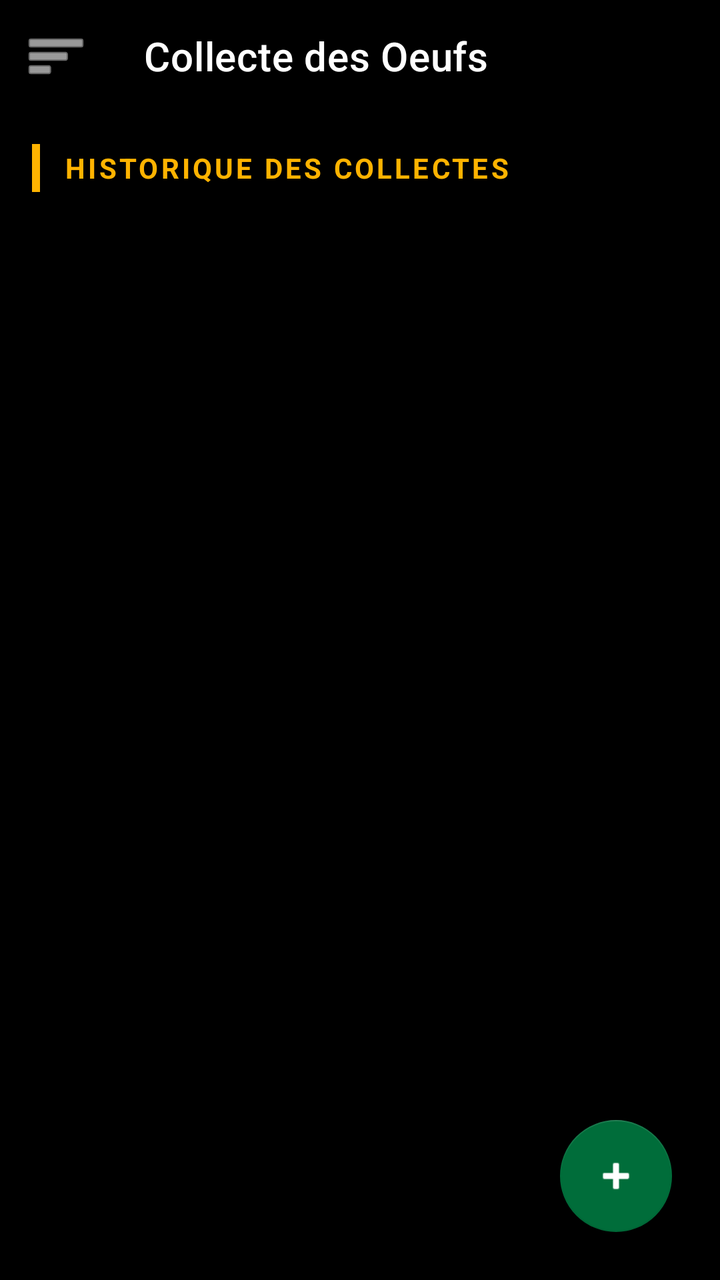
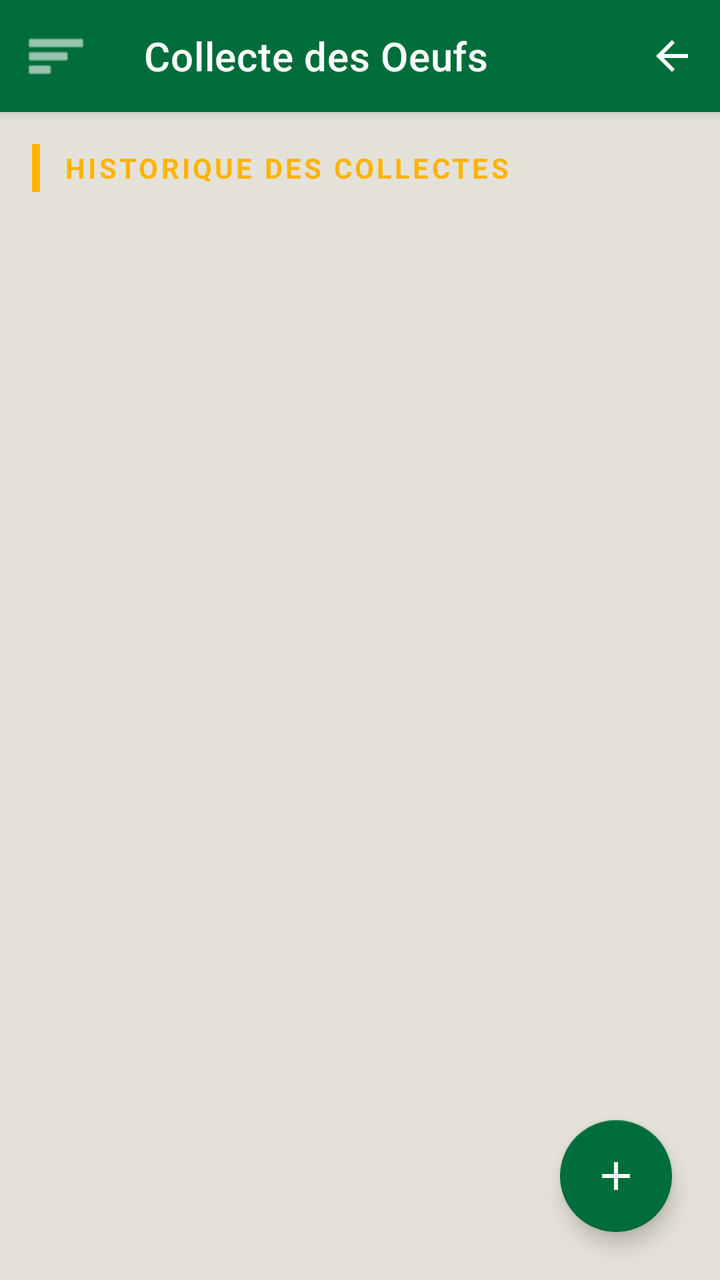

An Android layout rendered at two revisions. The XML below is the earlier revision; the diff shows what the commit changed to produce the second picture.
<!-- AndroidManifest.xml: application theme Theme.Poulailler_copilot -->
<!-- res/layout/activity_agent.xml -->
<?xml version="1.0" encoding="utf-8"?>
<androidx.drawerlayout.widget.DrawerLayout xmlns:android="http://schemas.android.com/apk/res/android"
    xmlns:app="http://schemas.android.com/apk/res-auto"
    xmlns:tools="http://schemas.android.com/tools"
    android:id="@+id/drawerLayout"
    android:layout_width="match_parent"
    android:layout_height="match_parent"
    android:background="@color/black">

    <androidx.coordinatorlayout.widget.CoordinatorLayout
        android:layout_width="match_parent"
        android:layout_height="match_parent">

        <com.google.android.material.appbar.AppBarLayout
            android:layout_width="match_parent"
            android:layout_height="wrap_content"
            android:background="@color/black">
            <com.google.android.material.appbar.MaterialToolbar
                android:id="@+id/toolbar"
                android:layout_width="match_parent"
                android:layout_height="?attr/actionBarSize"
                app:title="Collecte des Oeufs"
                app:titleTextColor="@color/white"
                app:navigationIcon="@android:drawable/ic_menu_sort_by_size"
                app:navigationIconTint="@color/white" />
        </com.google.android.material.appbar.AppBarLayout>

        <androidx.core.widget.NestedScrollView
            android:layout_width="match_parent"
            android:layout_height="match_parent"
            app:layout_behavior="@string/appbar_scrolling_view_behavior">

            <LinearLayout
                android:layout_width="match_parent"
                android:layout_height="wrap_content"
                android:orientation="vertical"
                android:padding="16dp">

                
                <LinearLayout
                    android:layout_width="match_parent"
                    android:layout_height="wrap_content"
                    android:orientation="horizontal"
                    android:gravity="center_vertical"
                    android:layout_marginBottom="16dp">
                    <View
                        android:layout_width="4dp"
                        android:layout_height="24dp"
                        android:background="#FFB300" />
                    <TextView
                        android:layout_width="wrap_content"
                        android:layout_height="wrap_content"
                        android:text="HISTORIQUE DES COLLECTES"
                        android:textColor="#FFB300"
                        android:textSize="14sp"
                        android:textStyle="bold"
                        android:layout_marginStart="12dp"
                        android:letterSpacing="0.1" />
                </LinearLayout>

                <androidx.recyclerview.widget.RecyclerView
                    android:id="@+id/rvCollectionHistory"
                    android:layout_width="match_parent"
                    android:layout_height="wrap_content"
                    android:nestedScrollingEnabled="false"
                    tools:listitem="@layout/item_collection" />

                <com.google.android.material.button.MaterialButton
                    android:id="@+id/btnShowMore"
                    android:layout_width="wrap_content"
                    android:layout_height="wrap_content"
                    android:layout_gravity="center_horizontal"
                    android:text="Afficher plus"
                    android:textColor="#87CEEB"
                    style="@style/Widget.MaterialComponents.Button.TextButton"
                    android:visibility="gone" />

                
                <View
                    android:layout_width="match_parent"
                    android:layout_height="100dp" />

            </LinearLayout>
        </androidx.core.widget.NestedScrollView>

        <com.google.android.material.floatingactionbutton.FloatingActionButton
            android:id="@+id/fabAddCollection"
            android:layout_width="wrap_content"
            android:layout_height="wrap_content"
            android:layout_gravity="bottom|end"
            android:layout_margin="24dp"
            android:src="@android:drawable/ic_input_add"
            app:backgroundTint="@color/primary"
            app:tint="@color/white"
            android:contentDescription="Ajouter une collecte" />

    </androidx.coordinatorlayout.widget.CoordinatorLayout>

    <com.google.android.material.navigation.NavigationView
        android:id="@+id/navigationView"
        android:layout_width="wrap_content"
        android:layout_height="match_parent"
        android:layout_gravity="start"
        android:background="@color/surface"
        app:headerLayout="@layout/nav_header"
        app:itemIconTint="@color/text_secondary"
        app:itemTextColor="@color/text_primary"
        app:menu="@menu/drawer_menu" />

</androidx.drawerlayout.widget.DrawerLayout>
<!-- res/layout/item_collection.xml (included above) -->
<?xml version="1.0" encoding="utf-8"?>
<com.google.android.material.card.MaterialCardView xmlns:android="http://schemas.android.com/apk/res/android"
    xmlns:app="http://schemas.android.com/apk/res-auto"
    android:layout_width="match_parent"
    android:layout_height="wrap_content"
    android:layout_marginBottom="8dp"
    app:cardBackgroundColor="@color/surface"
    app:cardCornerRadius="8dp"
    app:strokeColor="@color/off_white"
    app:strokeWidth="1dp">

    <LinearLayout
        android:layout_width="match_parent"
        android:layout_height="wrap_content"
        android:orientation="horizontal"
        android:padding="12dp"
        android:gravity="center_vertical">

        <ImageView
            android:layout_width="32dp"
            android:layout_height="32dp"
            android:src="@drawable/ic_add"
            app:tint="#FFB300"
            android:contentDescription="Icône collecte" />

        <LinearLayout
            android:layout_width="0dp"
            android:layout_height="wrap_content"
            android:layout_weight="1"
            android:orientation="vertical"
            android:layout_marginStart="16dp">

            <TextView
                android:id="@+id/tvDate"
                android:layout_width="wrap_content"
                android:layout_height="wrap_content"
                android:textColor="@color/text_secondary"
                android:textSize="12sp"
                android:text="Date"/>

            <TextView
                android:id="@+id/tvEggs"
                android:layout_width="wrap_content"
                android:layout_height="wrap_content"
                android:textColor="@color/text_primary"
                android:textSize="16sp"
                android:textStyle="bold"
                android:text="0 œufs"/>
        </LinearLayout>

        <TextView
            android:id="@+id/tvBroken"
            android:layout_width="wrap_content"
            android:layout_height="wrap_content"
            android:textColor="#F44336"
            android:textSize="14sp"
            android:text="0 cassés"/>

    </LinearLayout>
</com.google.android.material.card.MaterialCardView>
<!-- res/layout/nav_header.xml (included above) -->
<?xml version="1.0" encoding="utf-8"?>
<LinearLayout xmlns:android="http://schemas.android.com/apk/res/android"
    xmlns:app="http://schemas.android.com/apk/res-auto"
    android:layout_width="match_parent"
    android:layout_height="wrap_content"
    android:background="@drawable/bg_nav_header"
    android:gravity="start"
    android:orientation="vertical"
    android:paddingHorizontal="20dp"
    android:paddingTop="28dp"
    android:paddingBottom="20dp">

    <com.google.android.material.card.MaterialCardView
        android:layout_width="72dp"
        android:layout_height="72dp"
        app:cardCornerRadius="36dp"
        app:cardElevation="4dp"
        app:strokeColor="@color/white"
        app:strokeWidth="2dp">

        <ImageView
            android:layout_width="match_parent"
            android:layout_height="match_parent"
            android:scaleType="centerCrop"
            android:src="@drawable/poule_pondeuse"
            android:contentDescription="@string/profile_picture_desc" />

    </com.google.android.material.card.MaterialCardView>

    <TextView
        android:id="@+id/tvUsername"
        android:layout_width="match_parent"
        android:layout_height="wrap_content"
        android:layout_marginTop="14dp"
        android:text="@string/default_username"
        android:textColor="@color/white"
        android:textSize="19sp"
        android:textStyle="bold" />

    <TextView
        android:id="@+id/tvFarmNameNav"
        android:layout_width="match_parent"
        android:layout_height="wrap_content"
        android:layout_marginTop="2dp"
        android:alpha="0.85"
        android:text="@string/default_farm_name_nav"
        android:textColor="@color/white"
        android:textSize="14sp" />

    <TextView
        android:id="@+id/tvUserRole"
        android:layout_width="wrap_content"
        android:layout_height="wrap_content"
        android:layout_marginTop="10dp"
        android:background="@drawable/bg_role_chip"
        android:paddingHorizontal="10dp"
        android:paddingVertical="3dp"
        android:text="@string/role_label"
        android:textColor="@color/primary_variant"
        android:textSize="11sp"
        android:textStyle="bold" />

    <TextView
        android:id="@+id/tvAppVersion"
        android:layout_width="wrap_content"
        android:layout_height="wrap_content"
        android:layout_marginTop="10dp"
        android:alpha="0.7"
        android:text="v1.0.0"
        android:textColor="@color/white"
        android:textSize="10sp" />
</LinearLayout>
<!-- resources referenced by this layout -->
<resources>
  <color name="black">#FF000000</color>
  <color name="off_white">#E4E2D8</color>
  <color name="primary">#006D3A</color>
  <color name="primary_variant">#004D22</color>
  <color name="surface">#F3F1EA</color>
  <color name="text_primary">#1C1B1F</color>
  <color name="text_secondary">#49454F</color>
  <color name="white">#FFFFFFFF</color>
  <!-- drawable bg_nav_header (drawable) -->
  <?xml version="1.0" encoding="utf-8"?>
  <shape xmlns:android="http://schemas.android.com/apk/res/android">
      <gradient
          android:angle="135"
          android:startColor="@color/primary"
          android:endColor="@color/primary_variant" />
  </shape>
  <!-- drawable bg_role_chip (drawable) -->
  <?xml version="1.0" encoding="utf-8"?>
  <shape xmlns:android="http://schemas.android.com/apk/res/android">
      <solid android:color="@color/accent_amber" />
      <corners android:radius="12dp" />
  </shape>
  <!-- drawable ic_add (drawable) -->
  <vector xmlns:android="http://schemas.android.com/apk/res/android"
      android:width="24dp"
      android:height="24dp"
      android:viewportWidth="24"
      android:viewportHeight="24">
      <path
          android:fillColor="#000000"
          android:pathData="M19,13h-6v6h-2v-6H5v-2h6V5h2v6h6z"/>
  </vector>
  <string name="default_farm_name_nav">Ma Ferme</string>
  <string name="default_username">Utilisateur</string>
  <string name="profile_picture_desc">Photo de profil</string>
  <string name="role_label">Rôle</string>
  <color name="accent_amber">#FFB300</color>
  <color name="secondary">#43A047</color>
  <color name="secondary_variant">#2E7D32</color>
  <color name="background">@color/off_white</color>
  <style name="Widget.App.CardView" parent="Widget.MaterialComponents.CardView">
          <item name="cardElevation">2dp</item>
          <item name="cardCornerRadius">16dp</item>
          <item name="cardBackgroundColor">@color/surface</item>
          <item name="strokeWidth">0dp</item>
      </style>
  <style name="ShapeAppearance.App.LargeComponent" parent="ShapeAppearance.MaterialComponents.LargeComponent">
          <item name="cornerFamily">rounded</item>
          <item name="cornerSize">16dp</item>
      </style>
  <style name="ThemeOverlay.App.MaterialAlertDialog" parent="ThemeOverlay.MaterialComponents.MaterialAlertDialog">
          <item name="colorSurface">@color/surface</item>
          <item name="colorOnSurface">@color/text_primary</item>
          <item name="android:textColorPrimary">@color/text_primary</item>
      </style>
  <!-- unchanged entries left out for length: 2 -->
</resources>

<!-- the commit's change to res/layout/activity_agent.xml (unified diff, before → after) -->
@@ -5,7 +5,7 @@
     android:id="@+id/drawerLayout"
     android:layout_width="match_parent"
     android:layout_height="match_parent"
-    android:background="@color/black">
+    >
 
     <androidx.coordinatorlayout.widget.CoordinatorLayout
         android:layout_width="match_parent"
@@ -14,7 +14,7 @@
         <com.google.android.material.appbar.AppBarLayout
             android:layout_width="match_parent"
             android:layout_height="wrap_content"
-            android:background="@color/black">
+            >
             <com.google.android.material.appbar.MaterialToolbar
                 android:id="@+id/toolbar"
                 android:layout_width="match_parent"
@@ -22,7 +22,21 @@
                 app:title="Collecte des Oeufs"
                 app:titleTextColor="@color/white"
                 app:navigationIcon="@android:drawable/ic_menu_sort_by_size"
-                app:navigationIconTint="@color/white" />
+                app:navigationIconTint="@color/white">
+
+                <ImageView
+                    android:id="@+id/ivBackToDashboard"
+                    android:layout_width="48dp"
+                    android:layout_height="48dp"
+                    android:layout_gravity="end|center_vertical"
+                    android:background="?attr/selectableItemBackgroundBorderless"
+                    android:clickable="true"
+                    android:contentDescription="@string/dashboard_title"
+                    android:focusable="true"
+                    android:padding="12dp"
+                    android:src="@drawable/ic_back"
+                    app:tint="@color/white" />
+            </com.google.android.material.appbar.MaterialToolbar>
         </com.google.android.material.appbar.AppBarLayout>
 
         <androidx.core.widget.NestedScrollView
@@ -89,7 +103,7 @@
             android:layout_height="wrap_content"
             android:layout_gravity="bottom|end"
             android:layout_margin="24dp"
-            android:src="@android:drawable/ic_input_add"
+            android:src="@drawable/ic_add"
             app:backgroundTint="@color/primary"
             app:tint="@color/white"
             android:contentDescription="Ajouter une collecte" />
<!-- resource entries referenced after the edit -->
@@ -1,6 +1,5 @@
 <!-- resources referenced by this layout -->
 <resources>
-  <color name="black">#FF000000</color>
   <color name="off_white">#E4E2D8</color>
   <color name="primary">#006D3A</color>
   <color name="primary_variant">#004D22</color>
@@ -32,6 +31,17 @@
           android:fillColor="#000000"
           android:pathData="M19,13h-6v6h-2v-6H5v-2h6V5h2v6h6z"/>
   </vector>
+  <!-- drawable ic_back (drawable) -->
+  <vector xmlns:android="http://schemas.android.com/apk/res/android"
+      android:width="24dp"
+      android:height="24dp"
+      android:viewportWidth="24"
+      android:viewportHeight="24">
+      <path
+          android:fillColor="#000000"
+          android:pathData="M20,11H7.83l5.59,-5.59L12,4l-8,8 8,8 1.41,-1.41L7.83,13H20z"/>
+  </vector>
+  <string name="dashboard_title">Tableau de Bord</string>
   <string name="default_farm_name_nav">Ma Ferme</string>
   <string name="default_username">Utilisateur</string>
   <string name="profile_picture_desc">Photo de profil</string>
